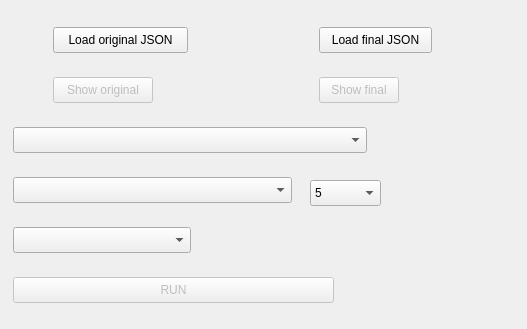
Above: warehouse_visualizer/src/mainwindow.ui from JohnyDevp/bachelor_work before the change. Below: the same form after it.
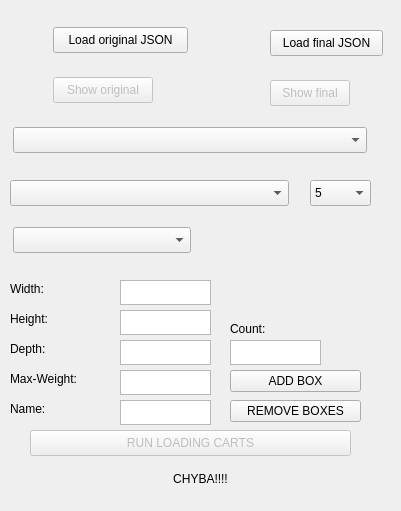
That is the form after the change.

The edit to the form file:
```diff
--- a/warehouse_visualizer/src/mainwindow.ui
+++ b/warehouse_visualizer/src/mainwindow.ui
@@ -9,10 +9,16 @@
    <rect>
     <x>0</x>
     <y>0</y>
-    <width>527</width>
-    <height>329</height>
+    <width>401</width>
+    <height>511</height>
    </rect>
   </property>
+  <property name="sizePolicy">
+   <sizepolicy hsizetype="Fixed" vsizetype="Fixed">
+    <horstretch>0</horstretch>
+    <verstretch>0</verstretch>
+   </sizepolicy>
+  </property>
   <property name="maximumSize">
    <size>
     <width>16777213</width>
@@ -54,8 +60,8 @@
    <widget class="QPushButton" name="btnLoadFinalJson">
     <property name="geometry">
      <rect>
-      <x>319</x>
-      <y>27</y>
+      <x>270</x>
+      <y>30</y>
       <width>113</width>
       <height>26</height>
      </rect>
@@ -98,8 +104,8 @@
     </property>
     <property name="geometry">
      <rect>
-      <x>319</x>
-      <y>77</y>
+      <x>270</x>
+      <y>80</y>
       <width>80</width>
       <height>26</height>
      </rect>
@@ -120,8 +126,8 @@
     </property>
     <property name="geometry">
      <rect>
-      <x>13</x>
-      <y>277</y>
+      <x>30</x>
+      <y>430</y>
       <width>321</width>
       <height>26</height>
      </rect>
@@ -133,7 +139,7 @@
      </sizepolicy>
     </property>
     <property name="text">
-     <string>RUN</string>
+     <string>RUN LOADING CARTS</string>
     </property>
    </widget>
    <widget class="QComboBox" name="cmbGroupingAlg">
@@ -142,8 +148,8 @@
     </property>
     <property name="geometry">
      <rect>
-      <x>13</x>
-      <y>177</y>
+      <x>10</x>
+      <y>180</y>
       <width>279</width>
       <height>26</height>
      </rect>
@@ -266,7 +272,7 @@
      <rect>
       <x>310</x>
       <y>180</y>
-      <width>71</width>
+      <width>61</width>
       <height>26</height>
      </rect>
     </property>
@@ -320,6 +326,249 @@
      </property>
     </item>
    </widget>
+   <widget class="QTextEdit" name="txtBoxHeight">
+    <property name="geometry">
+     <rect>
+      <x>120</x>
+      <y>310</y>
+      <width>91</width>
+      <height>25</height>
+     </rect>
+    </property>
+    <property name="font">
+     <font>
+      <pointsize>10</pointsize>
+     </font>
+    </property>
+    <property name="verticalScrollBarPolicy">
+     <enum>Qt::ScrollBarAlwaysOff</enum>
+    </property>
+   </widget>
+   <widget class="QTextEdit" name="txtBoxDepth">
+    <property name="geometry">
+     <rect>
+      <x>120</x>
+      <y>340</y>
+      <width>91</width>
+      <height>25</height>
+     </rect>
+    </property>
+    <property name="font">
+     <font>
+      <pointsize>10</pointsize>
+     </font>
+    </property>
+    <property name="verticalScrollBarPolicy">
+     <enum>Qt::ScrollBarAlwaysOff</enum>
+    </property>
+   </widget>
+   <widget class="QPushButton" name="btnAddBox">
+    <property name="geometry">
+     <rect>
+      <x>230</x>
+      <y>370</y>
+      <width>131</width>
+      <height>22</height>
+     </rect>
+    </property>
+    <property name="text">
+     <string>ADD BOX</string>
+    </property>
+   </widget>
+   <widget class="QPushButton" name="btnRemoveBoxes">
+    <property name="geometry">
+     <rect>
+      <x>230</x>
+      <y>400</y>
+      <width>131</width>
+      <height>22</height>
+     </rect>
+    </property>
+    <property name="text">
+     <string>REMOVE BOXES</string>
+    </property>
+   </widget>
+   <widget class="QLabel" name="label">
+    <property name="geometry">
+     <rect>
+      <x>10</x>
+      <y>280</y>
+      <width>66</width>
+      <height>18</height>
+     </rect>
+    </property>
+    <property name="text">
+     <string>Width:</string>
+    </property>
+   </widget>
+   <widget class="QLabel" name="label_2">
+    <property name="geometry">
+     <rect>
+      <x>10</x>
+      <y>310</y>
+      <width>66</width>
+      <height>18</height>
+     </rect>
+    </property>
+    <property name="text">
+     <string>Height:</string>
+    </property>
+   </widget>
+   <widget class="QLabel" name="label_3">
+    <property name="geometry">
+     <rect>
+      <x>10</x>
+      <y>340</y>
+      <width>66</width>
+      <height>18</height>
+     </rect>
+    </property>
+    <property name="text">
+     <string>Depth:</string>
+    </property>
+   </widget>
+   <widget class="QLabel" name="label_4">
+    <property name="geometry">
+     <rect>
+      <x>10</x>
+      <y>370</y>
+      <width>101</width>
+      <height>18</height>
+     </rect>
+    </property>
+    <property name="text">
+     <string>Max-Weight:</string>
+    </property>
+   </widget>
+   <widget class="QTextEdit" name="txtBoxMaxWeight">
+    <property name="geometry">
+     <rect>
+      <x>120</x>
+      <y>370</y>
+      <width>91</width>
+      <height>25</height>
+     </rect>
+    </property>
+    <property name="font">
+     <font>
+      <pointsize>10</pointsize>
+     </font>
+    </property>
+    <property name="verticalScrollBarPolicy">
+     <enum>Qt::ScrollBarAlwaysOff</enum>
+    </property>
+   </widget>
+   <widget class="QLabel" name="label_5">
+    <property name="geometry">
+     <rect>
+      <x>10</x>
+      <y>400</y>
+      <width>66</width>
+      <height>18</height>
+     </rect>
+    </property>
+    <property name="text">
+     <string>Name:</string>
+    </property>
+   </widget>
+   <widget class="QTextEdit" name="txtBoxName">
+    <property name="geometry">
+     <rect>
+      <x>120</x>
+      <y>400</y>
+      <width>91</width>
+      <height>25</height>
+     </rect>
+    </property>
+    <property name="font">
+     <font>
+      <pointsize>10</pointsize>
+     </font>
+    </property>
+    <property name="verticalScrollBarPolicy">
+     <enum>Qt::ScrollBarAlwaysOff</enum>
+    </property>
+   </widget>
+   <widget class="QTextEdit" name="txtBoxCount">
+    <property name="geometry">
+     <rect>
+      <x>230</x>
+      <y>340</y>
+      <width>91</width>
+      <height>25</height>
+     </rect>
+    </property>
+    <property name="font">
+     <font>
+      <pointsize>10</pointsize>
+     </font>
+    </property>
+    <property name="verticalScrollBarPolicy">
+     <enum>Qt::ScrollBarAlwaysOff</enum>
+    </property>
+    <property name="lineWrapMode">
+     <enum>QTextEdit::WidgetWidth</enum>
+    </property>
+    <property name="placeholderText">
+     <string/>
+    </property>
+   </widget>
+   <widget class="QLabel" name="label_6">
+    <property name="geometry">
+     <rect>
+      <x>230</x>
+      <y>320</y>
+      <width>66</width>
+      <height>18</height>
+     </rect>
+    </property>
+    <property name="text">
+     <string>Count:</string>
+    </property>
+   </widget>
+   <widget class="QLabel" name="labelWrong">
+    <property name="geometry">
+     <rect>
+      <x>130</x>
+      <y>470</y>
+      <width>141</width>
+      <height>18</height>
+     </rect>
+    </property>
+    <property name="text">
+     <string>CHYBA!!!!</string>
+    </property>
+    <property name="scaledContents">
+     <bool>false</bool>
+    </property>
+    <property name="alignment">
+     <set>Qt::AlignCenter</set>
+    </property>
+   </widget>
+   <widget class="QTextEdit" name="txtBoxWidth">
+    <property name="geometry">
+     <rect>
+      <x>120</x>
+      <y>280</y>
+      <width>91</width>
+      <height>25</height>
+     </rect>
+    </property>
+    <property name="font">
+     <font>
+      <pointsize>10</pointsize>
+     </font>
+    </property>
+    <property name="verticalScrollBarPolicy">
+     <enum>Qt::ScrollBarAlwaysOff</enum>
+    </property>
+    <property name="lineWrapMode">
+     <enum>QTextEdit::WidgetWidth</enum>
+    </property>
+    <property name="placeholderText">
+     <string/>
+    </property>
+   </widget>
   </widget>
  </widget>
  <resources/>
```
